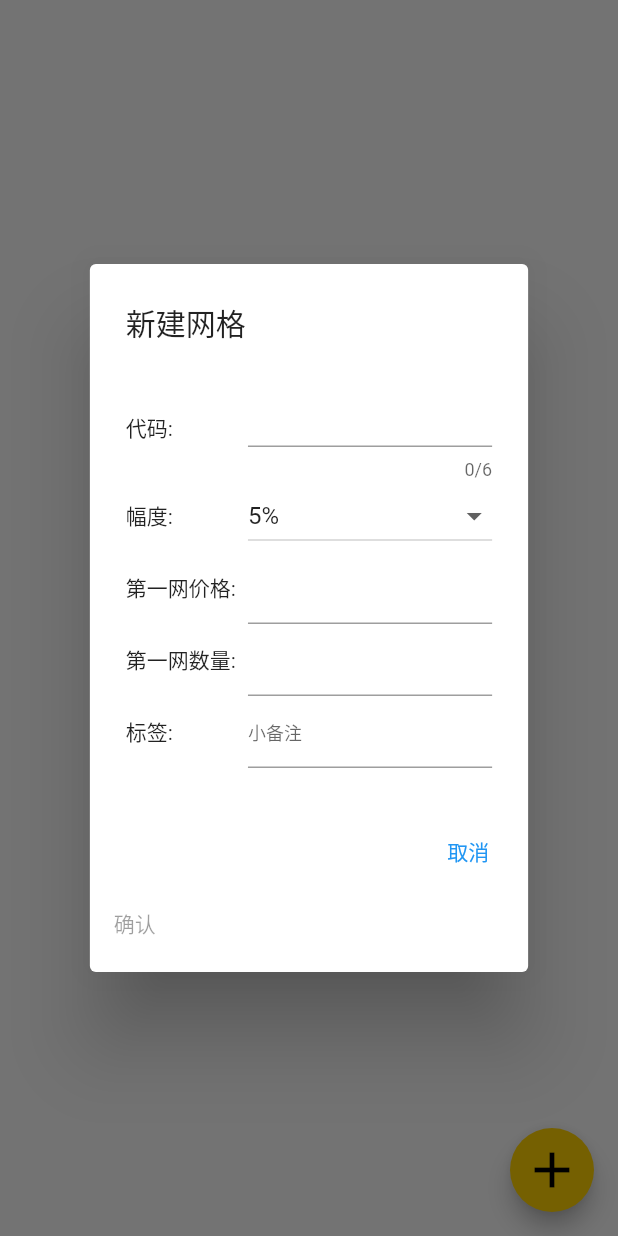
After one commit to peihuanhuan/fishnet, a Flutter app: the screen it shows after launch, after a tap on the "add" icon, on a phone screen of 412 x 824 dp. The commit adds this screen. Run offline on Flutter 3.47's test engine with Material 2 defaults, Android fonts, the phone set to English and light mode, and no system bars; our stand-ins replace decimal, flutter_speed_dial, fluttertoast, shared_preferences.

Commit message:
feat: on my way! 调整代码

```diff
--- /dev/null
+++ b/lib/widgets/AddVarietyFloat.dart
@@ -0,0 +1,129 @@
+import 'package:fishnet/util/CommonWight.dart';
+import 'package:flutter/material.dart';
+
+class AddVarietyFloat extends StatefulWidget {
+  Function _insert;
+  Function _checkOkButtonEnable;
+
+  AddVarietyFloat(this._insert, this._checkOkButtonEnable);
+
+  @override
+  _AddVarietyFloatState createState() => _AddVarietyFloatState();
+}
+
+class _AddVarietyFloatState extends State<AddVarietyFloat> {
+  @override
+  Widget build(BuildContext context) {
+    return new FloatingActionButton(
+        child: Icon(Icons.add, color: Colors.black, size: 40),
+        onPressed: () => _showMyDialog(context),
+        backgroundColor: Color(0xFFFFD103));
+  }
+
+  Future<void> _showMyDialog(BuildContext context) {
+    return showDialog(
+      context: context,
+      barrierDismissible: true, // user must tap button!
+      builder: (BuildContext context) => _AddVarietyDialog(widget._insert, widget._checkOkButtonEnable),
+    );
+  }
+}
+
+class _AddVarietyDialog extends StatefulWidget {
+  Function _okFunction;
+  Function _checkOkButtonEnable;
+
+  _AddVarietyDialog(this._okFunction, this._checkOkButtonEnable);
+
+  @override
+  _AddVarietyDialogState createState() => _AddVarietyDialogState();
+}
+
+class _AddVarietyDialogState extends State<_AddVarietyDialog> {
+  int _loading = 0;
+  num _code;
+  num _firstNumber;
+  num _firstPrice;
+  bool enable = false;
+  num _mesh = 0.05;
+  String _tag = "";
+
+  @override
+  Widget build(BuildContext context) {
+    return AlertDialog(
+      title: Text("新建网格"),
+      content: Column(
+        mainAxisSize: MainAxisSize.min,
+        children: [
+          numberFieldInputWidget("代码", (value) {
+            _code = value;
+            checkClickable();
+          }, maxLength: 6),
+          customFieldInputWidget(
+              "幅度",
+              DropdownButton<int>(
+                  value: (_mesh * 100).toInt(),
+                  isExpanded: true,
+                  items: items(),
+                  onChanged: (value) {
+                    setState(() {
+                      _mesh = value / 100;
+                    });
+                  })),
+          numberFieldInputWidget("第一网价格", (value) {
+            _firstPrice = value;
+            checkClickable();
+          }, isPrice: true, limit: 7),
+          numberFieldInputWidget("第一网数量", (value) {
+            _firstNumber = value;
+            checkClickable();
+          }),
+          stringFieldInputWidget("标签", (value) {
+            _tag = value;
+          }, hintText: "小备注"),
+        ],
+      ),
+      actions: <Widget>[
+        TextButton(
+          child: Text('取消'),
+          onPressed: () => Navigator.of(context).pop(),
+        ),
+        TextButton(
+            child: Row(
+              children: [
+                Text('确认'),
+                Container(height: 15.0 * _loading, width: 15, child: CircularProgressIndicator()),
+              ],
+            ),
+            onPressed: onOkPressed(context)),
+      ],
+    );
+  }
+
+  List<DropdownMenuItem<int>> items() {
+    var items = [3, 4, 5, 6, 7, 8, 9, 10, 12, 15, 20, 30];
+    return items.map((e) => DropdownMenuItem(value: e, child: Text('$e%'))).toList();
+  }
+
+  void checkClickable() {
+    setState(() {
+      enable = widget._checkOkButtonEnable(_code.toString(), _mesh, _firstPrice, _firstNumber);
+    });
+  }
+
+  Function onOkPressed(BuildContext context) {
+    if (!enable) {
+      return null;
+    }
+    return () async {
+      setState(() {
+        _loading = 1;
+      });
+      widget._okFunction(_code.toString(), _mesh, _firstPrice, _firstNumber, _tag);
+      setState(() {
+        _loading = 0;
+      });
+      Navigator.of(context).pop();
+    };
+  }
+}
```
Also changed, not shown: lib/MyCardItem.dart (+3 -6 lines), lib/main.dart (+36 -221 lines), lib/persistences/PersistenceLayer.dart (+13 -0 lines), lib/util/CommonUtils.dart (+12 -10 lines), lib/widgets/DeleteVarietyDialog.dart (added, +63 -0 lines), 3 other files.
